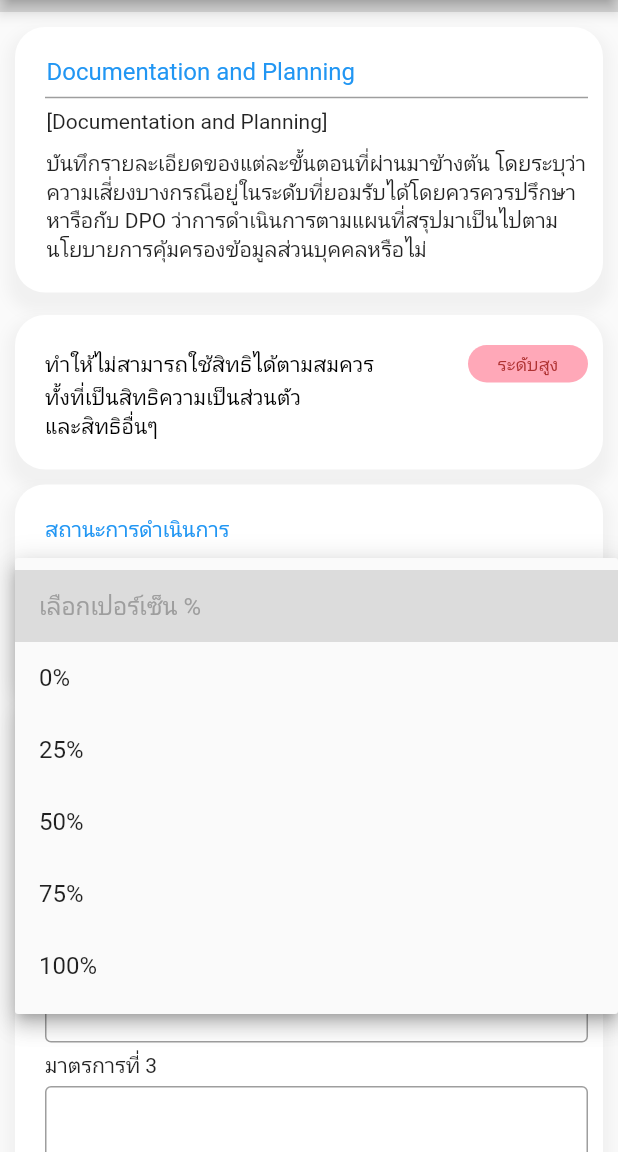
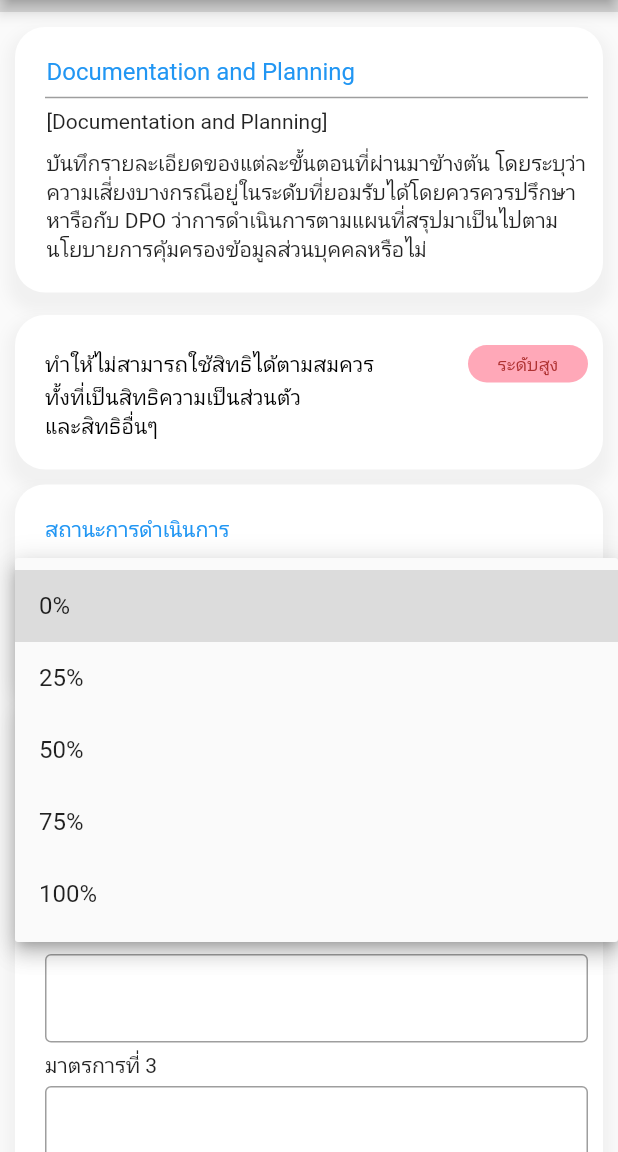
Before and after one commit to ThanaboonHongma/DPIA, a Flutter app: the AddMeasure screen opened directly with empty values, after a tap on "เลือกเปอร์เซ็น %", on a phone screen of 412 x 824 dp, the part 84-1236 px from its top. Run offline on Flutter 3.47's test engine with Material 2 defaults, Android fonts, the light colour scheme and no system bars; our stand-ins replace animated_splash_screen, cloud_firestore, dropdown_button2, firebase_auth, firebase_core, go_router and 2 more; accounts and stored records are empty.

Commit message:
Text hint

```diff
--- a/lib/screens/dpia-Complete assessment/complete_assessment_norisk.dart
+++ b/lib/screens/dpia-Complete assessment/complete_assessment_norisk.dart
@@ -33,10 +33,11 @@ class CompleteNoRiskPage extends StatelessWidget {
               height: 10,
             ),
             Text(
-              'จากการประเมินด้วยมาตรการเบื้องต้น ไม่พบผลกระทบเพียงพอที่จะประเมินความเสี่ยงในขั้นตอนต่อไป',
+              'จากการประเมินด้วยมาตรการเบื้องต้น\nไม่พบผลกระทบเพียงพอที่จะประเมินความเสี่ยงในขั้นตอนต่อไป',
               style: Theme.of(context).textTheme.bodyLarge?.copyWith(
                     color: Theme.of(context).colorScheme.tertiary,
                   ),
+              textAlign: TextAlign.center, // Set text alignment to center
             ),
             const SizedBox(height: 16),
             SizedBox(
@@ -48,7 +49,7 @@ class CompleteNoRiskPage extends StatelessWidget {
                       borderRadius: BorderRadius.circular(10),
                     ),
                   ),
-                  onPressed: (){
+                  onPressed: () {
                     context.pushReplacement('/HomePage');
                   },
                   // onPressed: () async {
--- a/lib/screens/mitigating/addmeasure.dart
+++ b/lib/screens/mitigating/addmeasure.dart
@@ -376,6 +376,13 @@ class _AddMeasureState extends State<AddMeasure> {
                                 ),
                                 DropdownButtonFormField<int>(
                                   value: selectedPercentage,
+                                  hint: Text(
+                                    'เลือกเปอร์เซ็น %',
+                                    style: TextStyle(
+                                      fontSize: 14,
+                                      color: Theme.of(context).hintColor,
+                                    ),
+                                  ),
                                   onChanged: (int? value) {
                                     setState(() {
                                       selectedPercentage = value;
@@ -387,11 +394,6 @@ class _AddMeasureState extends State<AddMeasure> {
                                     errorText: _errorcheckmanage,
                                   ),
                                   items: const [
-                                    DropdownMenuItem<int>(
-                                      value:
-                                          null, // null value to represent the hint
-                                      child: Text('เลือกเปอร์เซ็น %' , style: TextStyle(color: Colors.grey),),
-                                    ),
                                     DropdownMenuItem<int>(
                                       value: 0,
                                       child: Text('0%'),
```
